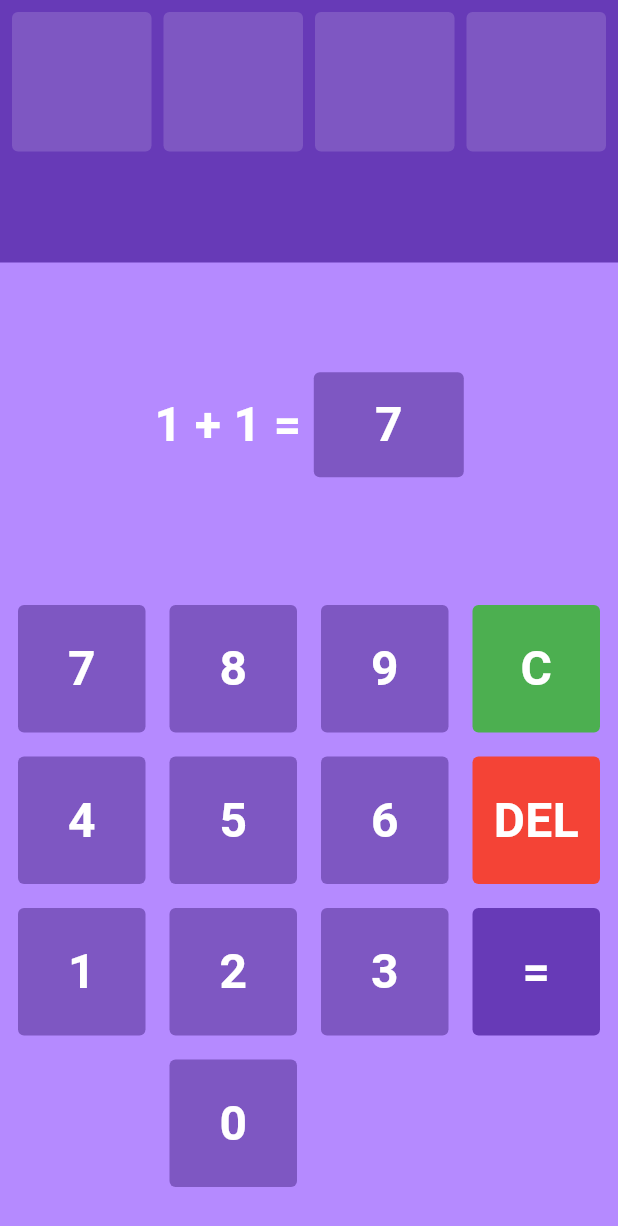
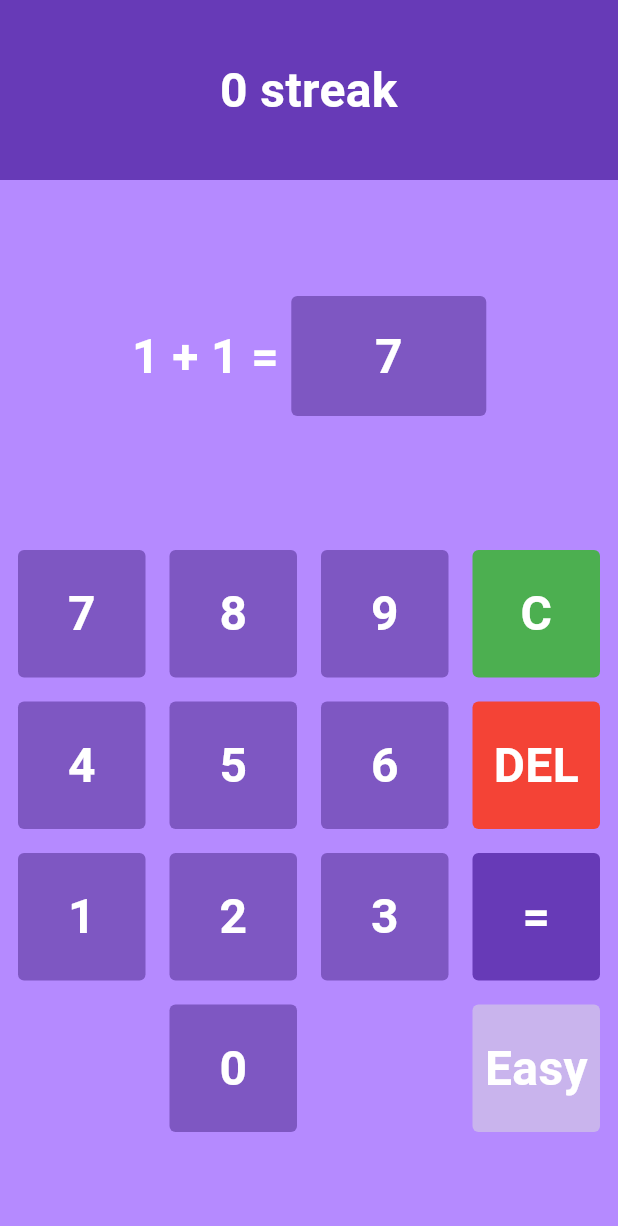
Before and after one commit to Chayakorn2002/Learn-math-game-2, a Flutter app: the screen it shows after launch, after a tap on an icon or button, on a phone screen of 412 x 824 dp. Shown: the top 1226 px of the screen. Run offline on Flutter 3.47's test engine with Material 2 defaults, Android fonts, the phone set to English and light mode, and no system bars; our stand-ins replace lottie.

Commit message:
with streak

```diff
--- a/lib/home_page.dart
+++ b/lib/home_page.dart
@@ -4,6 +4,7 @@ import 'package:flutter/material.dart';
 import 'package:math_game/const.dart';
 import 'package:math_game/utils/my_button.dart';
 import 'package:math_game/utils/result_message.dart';
+import 'package:math_game/widgets/colored_safe_area.dart';
 
 class HomePage extends StatefulWidget {
   const HomePage({super.key});
@@ -29,10 +30,9 @@ class _HomePageState extends State<HomePage> {
     '=',
     '',
     '0',
+    '',
+    'Easy',
   ];
-
-  List<bool> isCorrect = [false, false, false, false]; // maximum of 4
-  int answerCount = 0;
 
   // numberA, numberB
   int numberA = Random().nextInt(10) + 1;
@@ -40,6 +40,11 @@ class _HomePageState extends State<HomePage> {
 
   // user answer
   String userAnswer = '';
+
+  // streak count
+  int streakCount = 0;
+
+  bool isEasy = true;
 
   // user tapped a button
   void buttonTapped(String button) {
@@ -57,7 +62,21 @@ class _HomePageState extends State<HomePage> {
         if (userAnswer.isNotEmpty) {
           userAnswer = userAnswer.substring(0, userAnswer.length - 1);
         }
-      } else if (userAnswer.length < 3) {
+      } else if (button == 'Easy') {
+        // Easy mode
+        numpad[15] = 'Hard';
+        isEasy = false;
+
+        numberA = randomNumber.nextInt(100) + 1;
+        numberB = randomNumber.nextInt(100) + 1;
+      } else if (button == 'Hard') {
+        // Hard mode
+        numpad[15] = 'Easy';
+        isEasy = true;
+
+        numberA = randomNumber.nextInt(10) + 1;
+        numberB = randomNumber.nextInt(10) + 1;
+      } else if (userAnswer.length < 4) {
         // maximum input
         userAnswer += button;
       }
@@ -81,13 +100,8 @@ class _HomePageState extends State<HomePage> {
           );
         },
       );
-
-      isCorrect[answerCount] = true;
-      answerCount++;
-
-      if (answerCount == 4) {
-        // go to next level
-      }
+      streakCount++;
+      print('correct');
     }
     // wrong answer
     else {
@@ -105,9 +119,7 @@ class _HomePageState extends State<HomePage> {
           );
         },
       );
-
-      isCorrect = [false];
-      answerCount = 0;
+      streakCount = 0;
     }
   }
 
@@ -124,8 +136,13 @@ class _HomePageState extends State<HomePage> {
     });
 
     // creating new question
+    if (isEasy) {
       numberA = randomNumber.nextInt(10) + 1;
       numberB = randomNumber.nextInt(10) + 1;
+    } else {
+      numberA = randomNumber.nextInt(100) + 1;
+      numberB = randomNumber.nextInt(100) + 1;
+    }
   }
 
   void goBackToQuestion() {
@@ -137,42 +154,21 @@ class _HomePageState extends State<HomePage> {
   Widget build(BuildContext context) {
     return Scaffold(
       backgroundColor: const Color.fromARGB(255, 181, 138, 255),
-      body: Column(
+      body: ColoredSafeArea(
+        child: Column(
           children: [
             // level progress
             Container(
-            height: 175,
+              alignment: Alignment.center,
+              width: double.infinity,
+              height: 120,
               color: Colors.deepPurple,
-            child: Padding(
-              padding: const EdgeInsets.all(4.0),
-              child: GridView.builder(
-                itemCount: 4,
-                physics: const NeverScrollableScrollPhysics(),
-                gridDelegate: const SliverGridDelegateWithFixedCrossAxisCount(
-                    crossAxisCount: 4),
-                itemBuilder: (context, index) {
-                  if (isCorrect[index]) {
-                    return Container(
-                      margin: const EdgeInsets.all(4),
-                      decoration: const BoxDecoration(
-                        color: Colors.green,
-                        borderRadius: BorderRadius.all(
-                          Radius.circular(4),
-                        ),
-                      ),
-                    );
-                  }
-                  return Container(
-                    margin: const EdgeInsets.all(4),
-                    decoration: BoxDecoration(
-                      color: Colors.deepPurple[400],
-                      borderRadius: const BorderRadius.all(
-                        Radius.circular(4),
-                      ),
-                    ),
-                  );
-                },
-              ),
+              child: Text(
+                streakCount > 1
+                    ? '$streakCount streaks'
+                    : '$streakCount streak',
+                style: whiteTextStyle,
+                textAlign: TextAlign.center,
               ),
             ),
 
@@ -190,16 +186,16 @@ class _HomePageState extends State<HomePage> {
 
                     // answer box
                     Container(
-                    height: 70,
-                    width: 100,
+                      height: 80,
+                      width: 130,
                       decoration: BoxDecoration(
                         color: Colors.deepPurple[400],
                         borderRadius: const BorderRadius.all(
                           Radius.circular(4),
                         ),
                       ),
-                    child:
-                        Center(child: Text(userAnswer, style: whiteTextStyle)),
+                      child: Center(
+                          child: Text(userAnswer, style: whiteTextStyle)),
                     ),
                   ],
                 ),
@@ -227,6 +223,7 @@ class _HomePageState extends State<HomePage> {
             ),
           ],
         ),
+      ),
     );
   }
 }
--- a/lib/main.dart
+++ b/lib/main.dart
@@ -18,6 +18,7 @@ class MyApp extends StatelessWidget {
         useMaterial3: true,
       ),
       home: const HomePage(),
+      debugShowCheckedModeBanner: false,
     );
   }
 }
--- a/lib/utils/my_button.dart
+++ b/lib/utils/my_button.dart
@@ -18,6 +18,10 @@ class MyButton extends StatelessWidget {
       buttonColor = Colors.deepPurple;
     } else if (child == '') {
       buttonColor = const Color.fromARGB(255, 181, 138, 255);
+    } else if (child == 'Easy') {
+      buttonColor = const Color.fromARGB(255, 201, 180, 237);
+    } else if (child == 'Hard') {
+      buttonColor = const Color.fromARGB(255, 53, 48, 63);
     }
 
     return Padding(
--- /dev/null
+++ b/lib/widgets/colored_safe_area.dart
@@ -0,0 +1,25 @@
+import 'package:flutter/material.dart';
+
+class ColoredSafeArea extends StatelessWidget {
+  final Widget child;
+  final Color? color;
+
+  const ColoredSafeArea({
+    Key? key,
+    required this.child,
+    this.color,
+  }) : super(key: key);
+
+  @override
+  Widget build(BuildContext context) {
+    return Container(
+      color: Colors.deepPurple[400],
+      child: SafeArea(
+        child: Container(
+          color: const Color.fromARGB(255, 181, 138, 255),
+          child: child,
+        ),
+      ),
+    );
+  }
+}
```
Also changed, not shown: assets/lotties/correct.json (added, +1 -0 lines), assets/lotties/incorrect.json (added, +1 -0 lines), lib/utils/result_message.dart (+28 -69 lines), pubspec.yaml (+5 -4 lines), pubspec.lock, 2 other files. Lines whose indentation alone changed are shown as unchanged.
